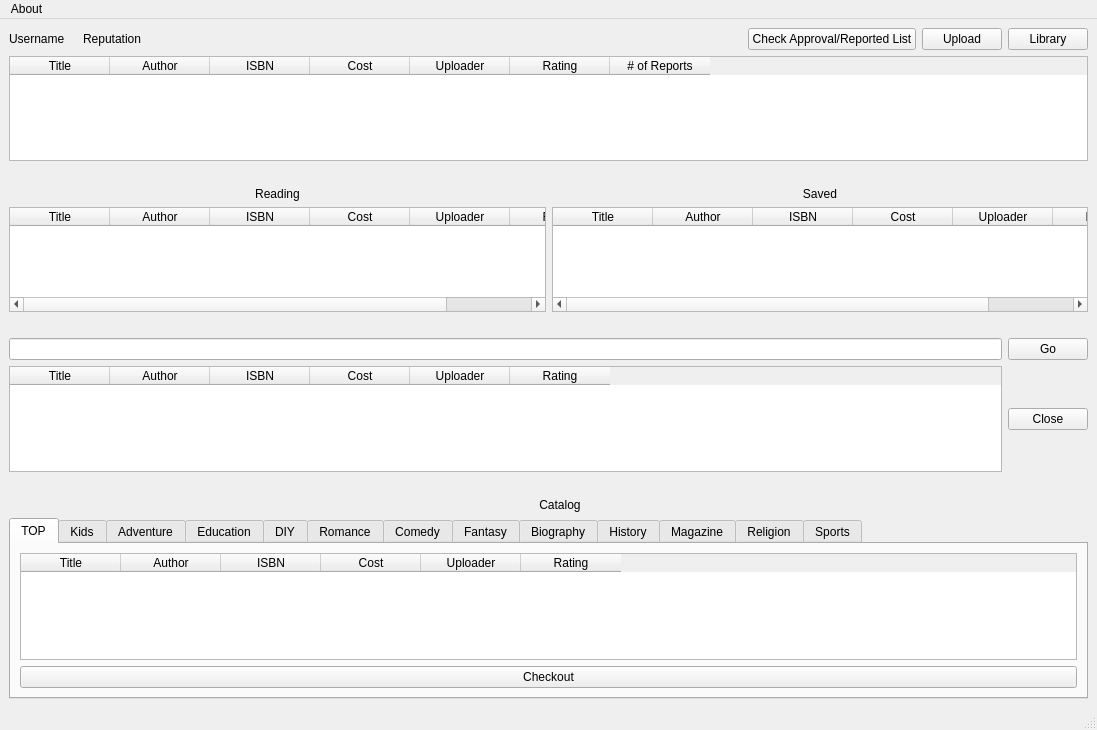
This is designer/Ui_MainWindowRegistered.ui in psuong/P2PBooks as Qt 5 draws it before an edit. The edited form follows.
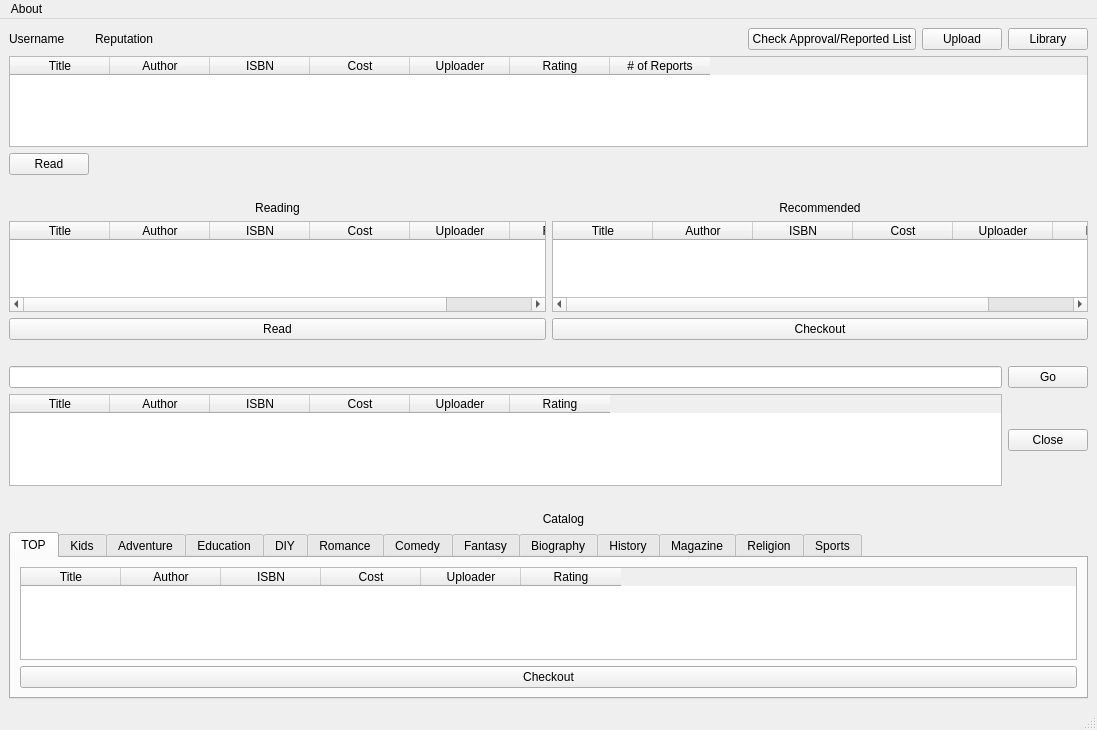
This is the edited form.

Commit message: Updated library with Read button and updated User class rented books to dictionary

What changed in the file:
```diff
--- a/designer/Ui_MainWindowRegistered.ui
+++ b/designer/Ui_MainWindowRegistered.ui
@@ -15,7 +15,7 @@
   </property>
   <widget class="QWidget" name="centralwidget">
    <layout class="QGridLayout" name="gridLayout">
-    <item row="11" column="0" colspan="13">
+    <item row="12" column="0" colspan="13">
      <spacer name="horizontalSpacer_3">
       <property name="orientation">
        <enum>Qt::Horizontal</enum>
@@ -28,14 +28,14 @@
       </property>
      </spacer>
     </item>
-    <item row="9" column="12">
+    <item row="10" column="12">
      <widget class="QPushButton" name="close_push_button">
       <property name="text">
        <string>Close</string>
       </property>
      </widget>
     </item>
-    <item row="5" column="0" colspan="13">
+    <item row="6" column="0" colspan="13">
      <spacer name="horizontalSpacer_2">
       <property name="orientation">
        <enum>Qt::Horizontal</enum>
@@ -48,12 +48,29 @@
       </property>
      </spacer>
     </item>
-    <item row="0" column="0">
-     <widget class="QLabel" name="username_label">
-      <property name="text">
-       <string>Username</string>
-      </property>
-     </widget>
+    <item row="4" column="0" colspan="13">
+     <layout class="QHBoxLayout" name="horizontalLayout_2">
+      <item>
+       <widget class="QLabel" name="label_6">
+        <property name="text">
+         <string>Reading</string>
+        </property>
+        <property name="alignment">
+         <set>Qt::AlignCenter</set>
+        </property>
+       </widget>
+      </item>
+      <item>
+       <widget class="QLabel" name="label_7">
+        <property name="text">
+         <string>Recommended</string>
+        </property>
+        <property name="alignment">
+         <set>Qt::AlignCenter</set>
+        </property>
+       </widget>
+      </item>
+     </layout>
     </item>
     <item row="0" column="1">
      <widget class="QLabel" name="reputation_label">
@@ -62,6 +79,33 @@
       </property>
      </widget>
     </item>
+    <item row="3" column="0" colspan="13">
+     <spacer name="horizontalSpacer">
+      <property name="orientation">
+       <enum>Qt::Horizontal</enum>
+      </property>
+      <property name="sizeHint" stdset="0">
+       <size>
+        <width>40</width>
+        <height>20</height>
+       </size>
+      </property>
+     </spacer>
+    </item>
+    <item row="0" column="0">
+     <widget class="QLabel" name="username_label">
+      <property name="text">
+       <string>Username</string>
+      </property>
+     </widget>
+    </item>
+    <item row="9" column="12">
+     <widget class="QPushButton" name="go_push_button">
+      <property name="text">
+       <string>Go</string>
+      </property>
+     </widget>
+    </item>
     <item row="0" column="12">
      <widget class="QPushButton" name="library_push_button">
       <property name="text">
@@ -69,53 +113,9 @@
       </property>
      </widget>
     </item>
-    <item row="8" column="12">
-     <widget class="QPushButton" name="go_push_button">
-      <property name="text">
-       <string>Go</string>
-      </property>
-     </widget>
-    </item>
-    <item row="3" column="0" colspan="13">
-     <layout class="QHBoxLayout" name="horizontalLayout_2">
-      <item>
-       <widget class="QLabel" name="label_6">
-        <property name="text">
-         <string>Reading</string>
-        </property>
-        <property name="alignment">
-         <set>Qt::AlignCenter</set>
-        </property>
-       </widget>
-      </item>
-      <item>
-       <widget class="QLabel" name="label_7">
-        <property name="text">
-         <string>Saved</string>
-        </property>
-        <property name="alignment">
-         <set>Qt::AlignCenter</set>
-        </property>
-       </widget>
-      </item>
-     </layout>
-    </item>
-    <item row="2" column="0" colspan="13">
-     <spacer name="horizontalSpacer">
-      <property name="orientation">
-       <enum>Qt::Horizontal</enum>
-      </property>
-      <property name="sizeHint" stdset="0">
-       <size>
-        <width>40</width>
-        <height>20</height>
-       </size>
-      </property>
-     </spacer>
-    </item>
-    <item row="4" column="0" colspan="13">
-     <layout class="QHBoxLayout" name="horizontalLayout">
-      <item>
+    <item row="5" column="0" colspan="13">
+     <layout class="QGridLayout" name="gridLayout_15">
+      <item row="0" column="1">
        <widget class="QTableWidget" name="reading_table_widget">
         <property name="editTriggers">
          <set>QAbstractItemView::NoEditTriggers</set>
@@ -155,7 +155,7 @@
         </column>
        </widget>
       </item>
-      <item>
+      <item row="0" column="2">
        <widget class="QTableWidget" name="saved_table_widget">
         <property name="editTriggers">
          <set>QAbstractItemView::NoEditTriggers</set>
@@ -195,6 +195,20 @@
         </column>
        </widget>
       </item>
+      <item row="1" column="1">
+       <widget class="QPushButton" name="read_reading_push_button">
+        <property name="text">
+         <string>Read</string>
+        </property>
+       </widget>
+      </item>
+      <item row="1" column="2">
+       <widget class="QPushButton" name="checkout_recommended_push_button">
+        <property name="text">
+         <string>Checkout</string>
+        </property>
+       </widget>
+      </item>
      </layout>
     </item>
     <item row="0" column="11">
@@ -204,7 +218,26 @@
       </property>
      </widget>
     </item>
-    <item row="13" column="0" colspan="13">
+    <item row="9" column="0" colspan="12">
+     <widget class="QLineEdit" name="search_line_edit"/>
+    </item>
+    <item row="13" column="7">
+     <widget class="QLabel" name="label">
+      <property name="lineWidth">
+       <number>1</number>
+      </property>
+      <property name="text">
+       <string>Catalog</string>
+      </property>
+      <property name="textFormat">
+       <enum>Qt::RichText</enum>
+      </property>
+      <property name="alignment">
+       <set>Qt::AlignCenter</set>
+      </property>
+     </widget>
+    </item>
+    <item row="14" column="0" colspan="13">
      <widget class="QTabWidget" name="tabWidget">
       <property name="currentIndex">
        <number>0</number>
@@ -946,6 +979,13 @@
       </widget>
      </widget>
     </item>
+    <item row="0" column="10">
+     <widget class="QPushButton" name="admin_push_button">
+      <property name="text">
+       <string>Check Approval/Reported List</string>
+      </property>
+     </widget>
+    </item>
     <item row="0" column="2" colspan="8">
      <spacer name="horizontalSpacer_4">
       <property name="orientation">
@@ -959,10 +999,7 @@
       </property>
      </spacer>
     </item>
-    <item row="8" column="0" colspan="12">
-     <widget class="QLineEdit" name="search_line_edit"/>
-    </item>
-    <item row="9" column="0" colspan="12">
+    <item row="10" column="0" colspan="12">
      <widget class="QTableWidget" name="search_table_widget">
       <property name="editTriggers">
        <set>QAbstractItemView::NoEditTriggers</set>
@@ -1004,6 +1041,12 @@
       <property name="editTriggers">
        <set>QAbstractItemView::NoEditTriggers</set>
       </property>
+      <property name="selectionMode">
+       <enum>QAbstractItemView::SingleSelection</enum>
+      </property>
+      <property name="selectionBehavior">
+       <enum>QAbstractItemView::SelectRows</enum>
+      </property>
       <column>
        <property name="text">
         <string>Title</string>
@@ -1041,26 +1084,10 @@
       </column>
      </widget>
     </item>
-    <item row="0" column="10">
-     <widget class="QPushButton" name="admin_push_button">
+    <item row="2" column="0">
+     <widget class="QPushButton" name="read_library_push_button">
       <property name="text">
-       <string>Check Approval/Reported List</string>
-      </property>
-     </widget>
-    </item>
-    <item row="12" column="7">
-     <widget class="QLabel" name="label">
-      <property name="lineWidth">
-       <number>1</number>
-      </property>
-      <property name="text">
-       <string>Catalog</string>
-      </property>
-      <property name="textFormat">
-       <enum>Qt::RichText</enum>
-      </property>
-      <property name="alignment">
-       <set>Qt::AlignCenter</set>
+       <string>Read</string>
       </property>
      </widget>
     </item>
@@ -1081,6 +1108,7 @@
    <zorder>library_table_widget</zorder>
    <zorder>admin_push_button</zorder>
    <zorder>label</zorder>
+   <zorder>read_library_push_button</zorder>
   </widget>
   <widget class="QMenuBar" name="menubar">
    <property name="geometry">
```
The commit also changes 3 other files.
